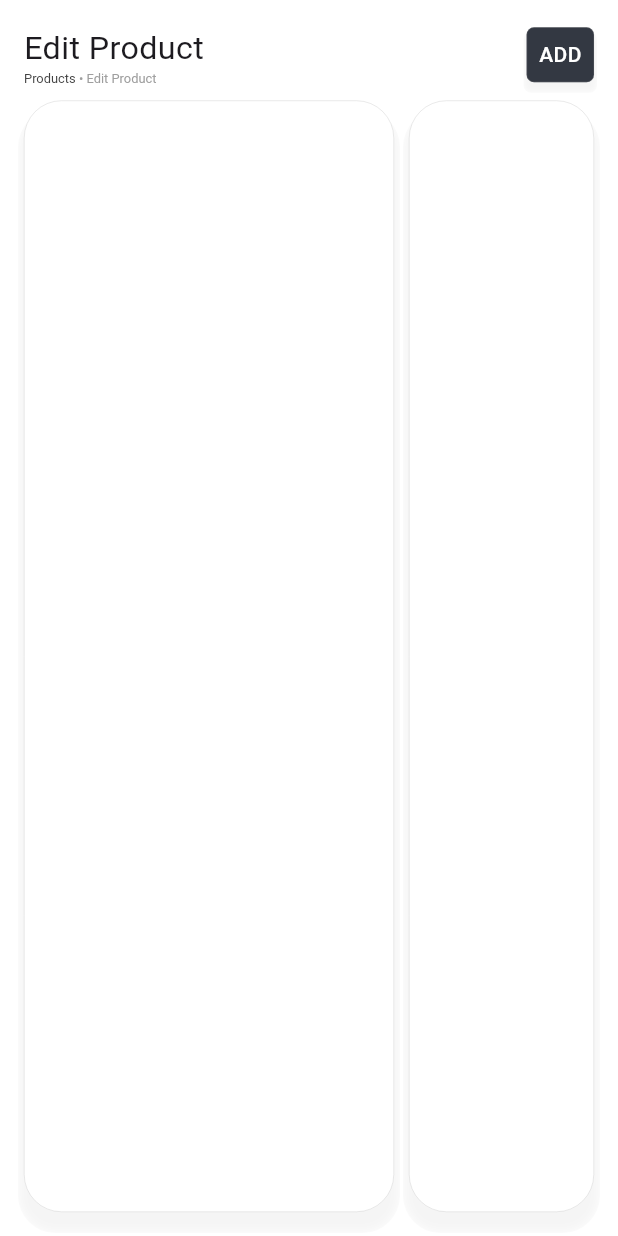
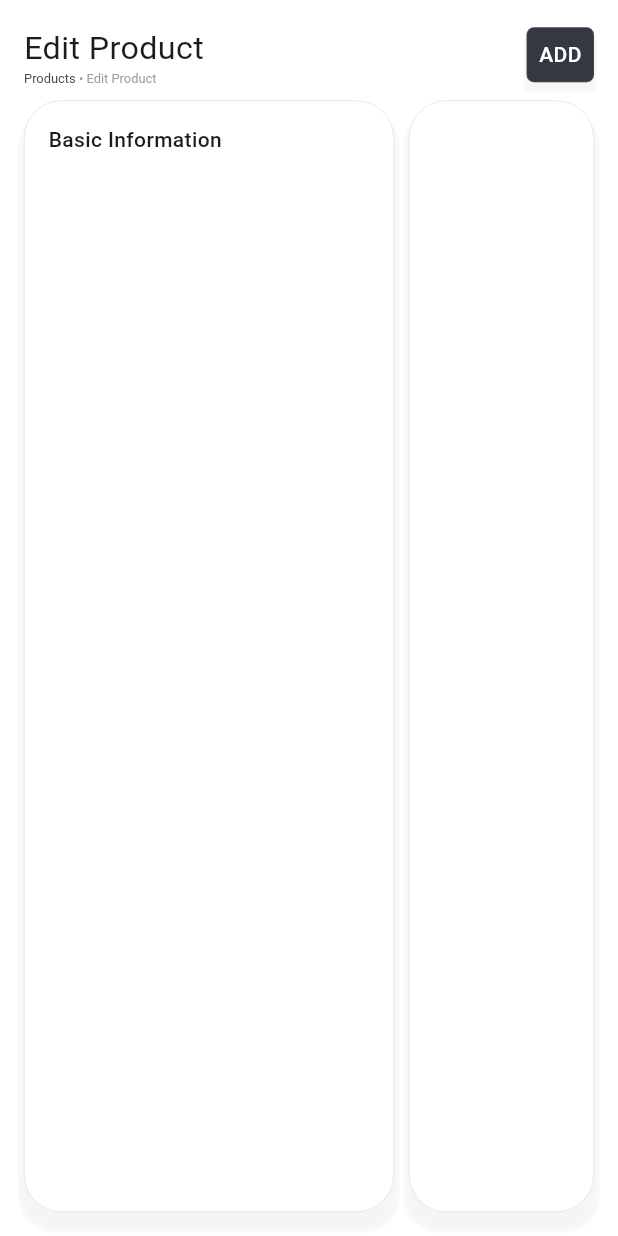
Before and after one commit to hafedh049/stock, a Flutter app: the screen it shows after launch, on a phone screen of 412 x 824 dp. Run offline on Flutter 3.47's test engine with Material 3 defaults, Android fonts, the phone set to English and light mode, and no system bars; our stand-ins replace font_awesome_flutter, responsive_sizer; missing offline and left inert: animated_button, flutter_expandable_table, textfield_tags.

Commit message:
Update product_editing.dart

```diff
--- a/lib/products/product_editing.dart
+++ b/lib/products/product_editing.dart
@@ -61,6 +61,7 @@ class _EditProductState extends State<EditProduct> {
                   Expanded(
                     flex: 2,
                     child: Container(
+                      padding: const EdgeInsets.all(16),
                       decoration: BoxDecoration(
                         borderRadius: BorderRadius.circular(25),
                         color: white,
@@ -68,8 +69,9 @@ class _EditProductState extends State<EditProduct> {
                         boxShadow: <BoxShadow>[BoxShadow(color: grey.withOpacity(.1), blurStyle: BlurStyle.inner, spreadRadius: 4, blurRadius: 5, offset: const Offset(0, 10))],
                       ),
                       child: Column(
+                        crossAxisAlignment: CrossAxisAlignment.start,
                         children: <Widget>[
-                          Text("Basic Information", style: const TextStyle(color: white, fontWeight: FontWeight.w500)),
+                          const Text("Basic Information", style: const TextStyle(fontWeight: FontWeight.w500)),
                           const SizedBox(height: 10),
                         ],
                       ),
```
